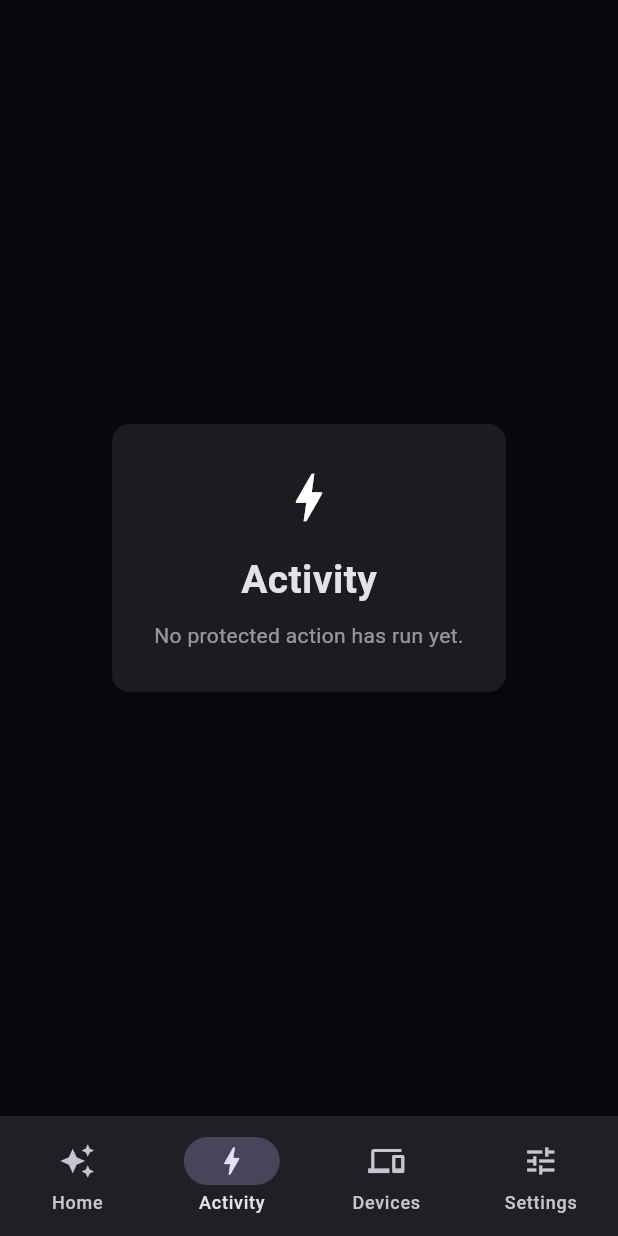
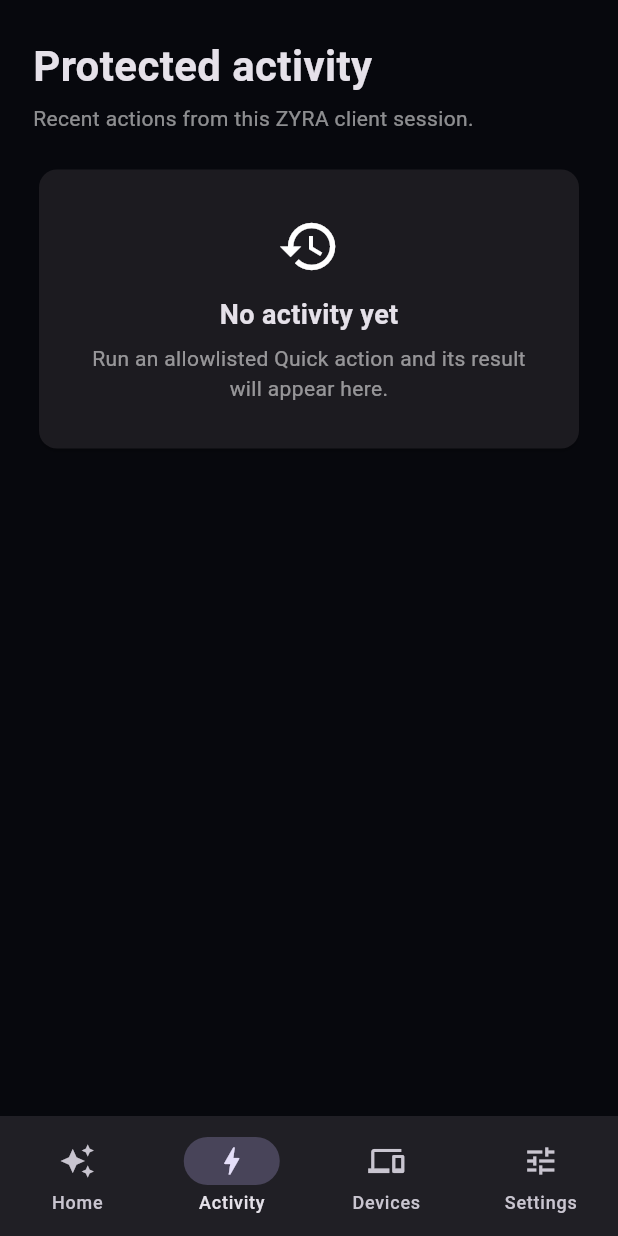
Before and after one commit to Kashi828/zyra-ai, a Flutter app: the screen it shows after launch, item 2 of the bottom bar chosen, on a phone screen of 412 x 824 dp. Run offline on Flutter 3.47's test engine with Material 3 defaults, Android fonts, the phone set to English and light mode, and no system bars; network calls fail.

Commit message:
feat: add protected action activity history

```diff
--- a/clients/zyra_flutter/lib/main.dart
+++ b/clients/zyra_flutter/lib/main.dart
@@ -40,6 +40,7 @@ class _ZyraHomeState extends State<ZyraHome> {
   final command = TextEditingController();
   final deviceId = TextEditingController();
   final sessionId = TextEditingController();
+  final List<_ActivityEntry> activity = <_ActivityEntry>[];
   ZyraTab tab = ZyraTab.home;
   bool connected = false;
   bool listening = false;
@@ -100,10 +101,24 @@ class _ZyraHomeState extends State<ZyraHome> {
     _show('Free-form execution is disabled. Use an allowlisted Quick action.');
   }
 
+  void _recordActivity(String title, String detail, {bool success = true}) {
+    activity.insert(
+      0,
+      _ActivityEntry(
+        title: title,
+        detail: detail,
+        success: success,
+        time: DateTime.now(),
+      ),
+    );
+    if (activity.length > 25) activity.removeLast();
+  }
+
   Future<void> _remote(String action, Map<String, dynamic> payload) async {
     _syncContext();
     final credentials = zyraSessionContext.credentials;
     if (credentials == null) {
+      _recordActivity(action, 'Blocked: device/session credentials are missing.', success: false);
       _show('Enter a device ID and current session ID first.');
       return;
     }
@@ -115,13 +130,28 @@ class _ZyraHomeState extends State<ZyraHome> {
         payload: payload,
         commandId: 'flutter-${DateTime.now().microsecondsSinceEpoch}',
       );
+      final detail = result.message ?? '$action · ${result.status ?? 'completed'}';
       if (mounted) {
-        setState(() => lastAction = result.message ?? '$action · ${result.status ?? 'completed'}');
+        setState(() {
+          lastAction = detail;
+          activity.insert(
+            0,
+            _ActivityEntry(
+              title: action,
+              detail: detail,
+              success: result.success,
+              time: DateTime.now(),
+            ),
+          );
+          if (activity.length > 25) activity.removeLast();
+        });
         _show(result.message ?? (result.success ? 'Action completed.' : 'Action rejected.'));
       }
     } on ZyraApiException catch (error) {
+      _recordActivity(action, 'Rejected: ${error.message}', success: false);
       if (mounted) _show(error.message);
     } catch (error) {
+      _recordActivity(action, 'Request failed: $error', success: false);
       if (mounted) _show('ZYRA request failed: $error');
     } finally {
       if (mounted) setState(() => running = false);
@@ -197,10 +227,66 @@ class _ZyraHomeState extends State<ZyraHome> {
 
   Widget _page(bool wide) => switch (tab) {
         ZyraTab.home => _home(wide),
-        ZyraTab.activity => _info('Activity', Icons.bolt_outlined, lastAction ?? 'No protected action has run yet.'),
+        ZyraTab.activity => _activityPage(),
         ZyraTab.devices => const ZyraDevicesPage(),
         ZyraTab.settings => _info('Settings', Icons.tune_outlined, 'Advanced controls and privacy settings.'),
       };
+
+  Widget _activityPage() {
+    return ListView(
+      padding: const EdgeInsets.fromLTRB(22, 24, 22, 40),
+      children: [
+        Row(children: [
+          const Expanded(child: Column(crossAxisAlignment: CrossAxisAlignment.start, children: [
+            Text('Protected activity', style: TextStyle(fontSize: 28, fontWeight: FontWeight.w700)),
+            SizedBox(height: 5),
+            Text('Recent actions from this ZYRA client session.', style: TextStyle(color: Colors.white54)),
+          ])),
+          if (activity.isNotEmpty)
+            TextButton.icon(
+              onPressed: () => setState(activity.clear),
+              icon: const Icon(Icons.delete_outline),
+              label: const Text('Clear'),
+            ),
+        ]),
+        const SizedBox(height: 20),
+        if (activity.isEmpty)
+          Card(
+            child: Padding(
+              padding: const EdgeInsets.all(30),
+              child: Column(children: const [
+                Icon(Icons.history, size: 42),
+                SizedBox(height: 12),
+                Text('No activity yet', style: TextStyle(fontSize: 18, fontWeight: FontWeight.w600)),
+                SizedBox(height: 6),
+                Text('Run an allowlisted Quick action and its result will appear here.', textAlign: TextAlign.center, style: TextStyle(color: Colors.white54)),
+              ]),
+            ),
+          )
+        else
+          for (final entry in activity) _activityTile(entry),
+      ],
+    );
+  }
+
+  Widget _activityTile(_ActivityEntry entry) {
+    final icon = entry.success ? Icons.check_circle_outline : Icons.error_outline;
+    return Card(
+      margin: const EdgeInsets.only(bottom: 10),
+      child: ListTile(
+        leading: Icon(icon),
+        title: Text(entry.title),
+        subtitle: Text(entry.detail),
+        trailing: Text(_formatTime(entry.time), style: const TextStyle(color: Colors.white54, fontSize: 11)),
+      ),
+    );
+  }
+
+  String _formatTime(DateTime time) {
+    final hour = time.hour.toString().padLeft(2, '0');
+    final minute = time.minute.toString().padLeft(2, '0');
+    return '$hour:$minute';
+  }
 
   Widget _home(bool wide) => ListView(
         padding: EdgeInsets.fromLTRB(wide ? 38 : 22, 24, wide ? 38 : 22, 40),
@@ -265,6 +351,14 @@ class _ZyraHomeState extends State<ZyraHome> {
   Widget _info(String title, IconData icon, String body) => Center(child: Padding(padding: const EdgeInsets.all(32), child: Card(child: Padding(padding: const EdgeInsets.all(28), child: Column(mainAxisSize: MainAxisSize.min, children: [Icon(icon, size: 42), const SizedBox(height: 16), Text(title, style: const TextStyle(fontSize: 26, fontWeight: FontWeight.w700)), const SizedBox(height: 8), Text(body, textAlign: TextAlign.center, style: const TextStyle(color: Colors.white54))])))));
 }
 
+class _ActivityEntry {
+  const _ActivityEntry({required this.title, required this.detail, required this.success, required this.time});
+  final String title;
+  final String detail;
+  final bool success;
+  final DateTime time;
+}
+
 class _ActionTile extends StatelessWidget {
   const _ActionTile(this.icon, this.title, this.onTap);
   final IconData icon;
```
